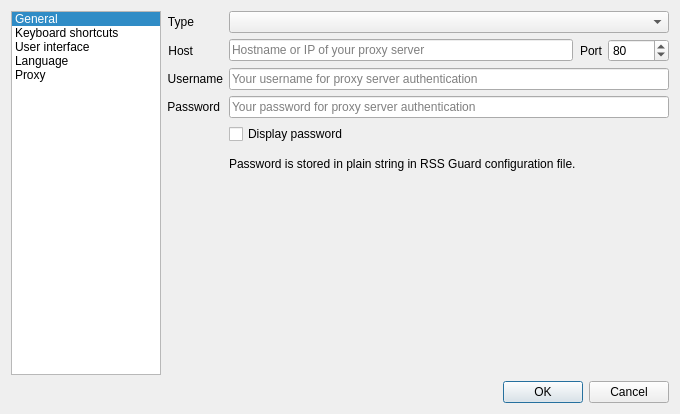
Qt form src/gui/formsettings.ui (martinrotter/rssguard) before a commit.
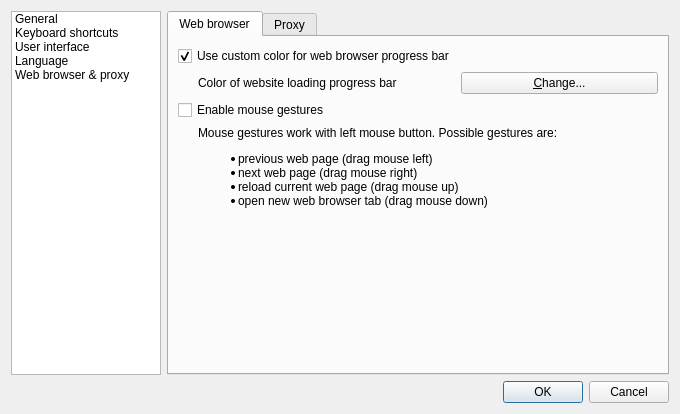
The same form after that commit. The open tabs and pages were chosen to show the change. Custom widgets are drawn as their Qt base class.

Commit message: Fixed icon theme initial loading bug, added middle mouse link navigation.

The edit to the form file:
```diff
--- a/src/gui/formsettings.ui
+++ b/src/gui/formsettings.ui
@@ -14,54 +14,6 @@
    <string>Settings</string>
   </property>
   <layout class="QGridLayout" name="gridLayout">
-   <item row="0" column="0">
-    <widget class="QListWidget" name="m_listSettings">
-     <property name="maximumSize">
-      <size>
-       <width>150</width>
-       <height>16777215</height>
-      </size>
-     </property>
-     <property name="currentRow">
-      <number>0</number>
-     </property>
-     <item>
-      <property name="text">
-       <string>General</string>
-      </property>
-     </item>
-     <item>
-      <property name="text">
-       <string>Keyboard shortcuts</string>
-      </property>
-     </item>
-     <item>
-      <property name="text">
-       <string>User interface</string>
-      </property>
-     </item>
-     <item>
-      <property name="text">
-       <string>Language</string>
-      </property>
-     </item>
-     <item>
-      <property name="text">
-       <string>Proxy</string>
-      </property>
-     </item>
-    </widget>
-   </item>
-   <item row="1" column="0" colspan="2">
-    <widget class="QDialogButtonBox" name="m_buttonBox">
-     <property name="orientation">
-      <enum>Qt::Horizontal</enum>
-     </property>
-     <property name="standardButtons">
-      <set>QDialogButtonBox::Cancel|QDialogButtonBox::Ok</set>
-     </property>
-    </widget>
-   </item>
    <item row="0" column="1">
     <widget class="QStackedWidget" name="m_stackedSettings">
      <property name="currentIndex">
@@ -256,53 +208,6 @@
            </item>
           </layout>
          </widget>
-         <widget class="QWidget" name="m_tabWebBrowser">
-          <attribute name="title">
-           <string>Web browser</string>
-          </attribute>
-          <layout class="QFormLayout" name="formLayout_7">
-           <item row="1" column="0">
-            <widget class="QLabel" name="m_lblBrowserProgressColor">
-             <property name="text">
-              <string>Color of website loading progress bar</string>
-             </property>
-             <property name="alignment">
-              <set>Qt::AlignLeading|Qt::AlignLeft|Qt::AlignVCenter</set>
-             </property>
-             <property name="indent">
-              <number>20</number>
-             </property>
-            </widget>
-           </item>
-           <item row="1" column="1">
-            <widget class="QPushButton" name="m_btnBrowserProgressColor">
-             <property name="text">
-              <string>&amp;Change...</string>
-             </property>
-            </widget>
-           </item>
-           <item row="0" column="0" colspan="2">
-            <widget class="QCheckBox" name="m_checkBrowserProgressColor">
-             <property name="text">
-              <string>Use custom color for web browser progress bar</string>
-             </property>
-             <property name="checked">
-              <bool>true</bool>
-             </property>
-            </widget>
-           </item>
-          </layout>
-         </widget>
-         <widget class="QWidget" name="m_tabMisc">
-          <attribute name="title">
-           <string>Miscellaneous</string>
-          </attribute>
-          <layout class="QFormLayout" name="formLayout_4">
-           <property name="fieldGrowthPolicy">
-            <enum>QFormLayout::AllNonFixedFieldsGrow</enum>
-           </property>
-          </layout>
-         </widget>
         </widget>
        </item>
       </layout>
@@ -346,19 +251,92 @@
       </layout>
      </widget>
      <widget class="QWidget" name="m_pageProxy">
+      <layout class="QHBoxLayout" name="horizontalLayout_5">
+       <property name="leftMargin">
+        <number>0</number>
+       </property>
+       <property name="topMargin">
+        <number>0</number>
+       </property>
+       <property name="rightMargin">
+        <number>0</number>
+       </property>
+       <property name="bottomMargin">
+        <number>0</number>
+       </property>
+       <item>
+        <widget class="QTabWidget" name="tabWidget">
+         <property name="currentIndex">
+          <number>0</number>
+         </property>
+         <widget class="QWidget" name="tab_3">
+          <attribute name="title">
+           <string>Web browser</string>
+          </attribute>
+          <layout class="QFormLayout" name="formLayout_4">
+           <item row="0" column="0">
+            <widget class="QCheckBox" name="m_checkBrowserProgressColor">
+             <property name="text">
+              <string>Use custom color for web browser progress bar</string>
+             </property>
+             <property name="checked">
+              <bool>true</bool>
+             </property>
+            </widget>
+           </item>
+           <item row="1" column="0">
+            <widget class="QLabel" name="m_lblBrowserProgressColor">
+             <property name="text">
+              <string>Color of website loading progress bar</string>
+             </property>
+             <property name="alignment">
+              <set>Qt::AlignLeading|Qt::AlignLeft|Qt::AlignVCenter</set>
+             </property>
+             <property name="indent">
+              <number>20</number>
+             </property>
+            </widget>
+           </item>
+           <item row="1" column="1">
+            <widget class="QPushButton" name="m_btnBrowserProgressColor">
+             <property name="text">
+              <string>&amp;Change...</string>
+             </property>
+            </widget>
+           </item>
+           <item row="2" column="0">
+            <widget class="QCheckBox" name="m_checkMouseGestures">
+             <property name="text">
+              <string>Enable mouse gestures</string>
+             </property>
+            </widget>
+           </item>
+           <item row="3" column="0" colspan="2">
+            <widget class="QLabel" name="m_lblMouseGestures">
+             <property name="text">
+              <string>Mouse gestures work with left mouse button. Possible gestures are:
+&lt;ul&gt;
+&lt;li&gt;previous web page (drag mouse left)&lt;/li&gt;
+&lt;li&gt;next web page (drag mouse right)&lt;/li&gt;
+&lt;li&gt;reload current web page (drag mouse up)&lt;/li&gt;
+&lt;li&gt;open new web browser tab (drag mouse down)&lt;/li&gt;
+&lt;/ul&gt;</string>
+             </property>
+             <property name="textFormat">
+              <enum>Qt::RichText</enum>
+             </property>
+             <property name="indent">
+              <number>20</number>
+             </property>
+            </widget>
+           </item>
+          </layout>
+         </widget>
+         <widget class="QWidget" name="tab_4">
+          <attribute name="title">
+           <string>Proxy</string>
+          </attribute>
       <layout class="QFormLayout" name="formLayout_6">
-       <property name="leftMargin">
-        <number>0</number>
-       </property>
-       <property name="topMargin">
-        <number>0</number>
-       </property>
-       <property name="rightMargin">
-        <number>0</number>
-       </property>
-       <property name="bottomMargin">
-        <number>0</number>
-       </property>
        <item row="0" column="0">
         <widget class="QLabel" name="m_lblProxyType">
          <property name="text">
@@ -488,6 +466,58 @@
    </item>
   </layout>
  </widget>
+    </widget>
+   </item>
+   <item row="0" column="0">
+    <widget class="QListWidget" name="m_listSettings">
+     <property name="maximumSize">
+      <size>
+       <width>150</width>
+       <height>16777215</height>
+      </size>
+     </property>
+     <property name="currentRow">
+      <number>-1</number>
+     </property>
+     <item>
+      <property name="text">
+       <string>General</string>
+      </property>
+     </item>
+     <item>
+      <property name="text">
+       <string>Keyboard shortcuts</string>
+      </property>
+     </item>
+     <item>
+      <property name="text">
+       <string>User interface</string>
+      </property>
+     </item>
+     <item>
+      <property name="text">
+       <string>Language</string>
+      </property>
+     </item>
+     <item>
+      <property name="text">
+       <string>Web browser &amp; proxy</string>
+      </property>
+     </item>
+    </widget>
+   </item>
+   <item row="1" column="0" colspan="2">
+    <widget class="QDialogButtonBox" name="m_buttonBox">
+     <property name="orientation">
+      <enum>Qt::Horizontal</enum>
+     </property>
+     <property name="standardButtons">
+      <set>QDialogButtonBox::Cancel|QDialogButtonBox::Ok</set>
+     </property>
+    </widget>
+   </item>
+  </layout>
+ </widget>
  <customwidgets>
   <customwidget>
    <class>DynamicShortcutsWidget</class>
```
Left out of the diff: 48 changed lines with no effect on the pictures. Lines whose indentation alone changed are shown as unchanged. The commit also changes 5 other files.
